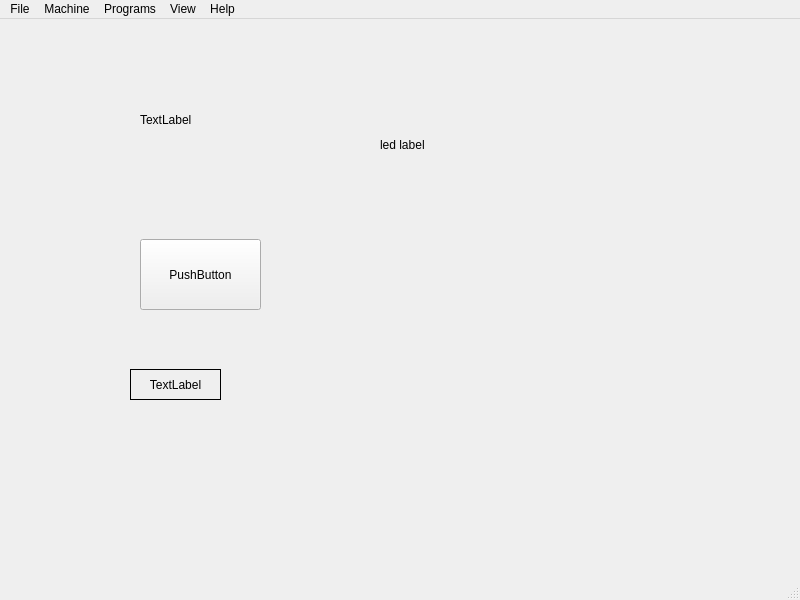
Above: examples/testgui/Errors/errors.ui from jethornton/flexgui before the change. Below: the same form after it.
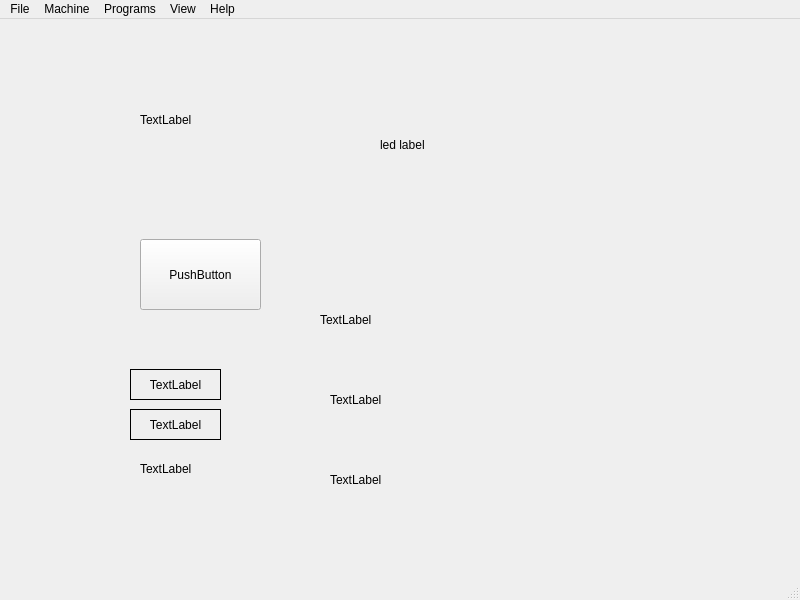
That is the form after the change.

```diff
--- a/examples/testgui/Errors/errors.ui
+++ b/examples/testgui/Errors/errors.ui
@@ -102,6 +102,104 @@
      <string>time.0.seconds</string>
     </property>
    </widget>
+   <widget class="QLabel" name="label_3">
+    <property name="geometry">
+     <rect>
+      <x>320</x>
+      <y>270</y>
+      <width>131</width>
+      <height>61</height>
+     </rect>
+    </property>
+    <property name="text">
+     <string>TextLabel</string>
+    </property>
+    <property name="function" stdset="0">
+     <string>hal_watch_bit</string>
+    </property>
+    <property name="pin_name" stdset="0">
+     <string>iocontrol.0.coolant-flood</string>
+    </property>
+   </widget>
+   <widget class="QLabel" name="label_4">
+    <property name="geometry">
+     <rect>
+      <x>140</x>
+      <y>440</y>
+      <width>66</width>
+      <height>19</height>
+     </rect>
+    </property>
+    <property name="text">
+     <string>TextLabel</string>
+    </property>
+   </widget>
+   <widget class="QLabel" name="time_0_lb_2">
+    <property name="geometry">
+     <rect>
+      <x>130</x>
+      <y>390</y>
+      <width>91</width>
+      <height>31</height>
+     </rect>
+    </property>
+    <property name="frameShape">
+     <enum>QFrame::Box</enum>
+    </property>
+    <property name="text">
+     <string>TextLabel</string>
+    </property>
+    <property name="alignment">
+     <set>Qt::AlignCenter</set>
+    </property>
+    <property name="function" stdset="0">
+     <string>hal_watch_time_hm</string>
+    </property>
+    <property name="hours" stdset="0">
+     <string>time.1.hours</string>
+    </property>
+    <property name="minutes" stdset="0">
+     <string>time.1.minutes</string>
+    </property>
+   </widget>
+   <widget class="QLabel" name="label_5">
+    <property name="geometry">
+     <rect>
+      <x>330</x>
+      <y>350</y>
+      <width>131</width>
+      <height>61</height>
+     </rect>
+    </property>
+    <property name="text">
+     <string>TextLabel</string>
+    </property>
+    <property name="function" stdset="0">
+     <string>hal_watch_int</string>
+    </property>
+    <property name="pin_name" stdset="0">
+     <string>motion.program-line</string>
+    </property>
+   </widget>
+   <widget class="QLabel" name="label_6">
+    <property name="geometry">
+     <rect>
+      <x>330</x>
+      <y>430</y>
+      <width>131</width>
+      <height>61</height>
+     </rect>
+    </property>
+    <property name="text">
+     <string>TextLabel</string>
+    </property>
+    <property name="function" stdset="0">
+     <string>hal_watch_float</string>
+    </property>
+    <property name="pin_name" stdset="0">
+     <string>spindle.0.speed-out</string>
+    </property>
+   </widget>
   </widget>
   <widget class="QMenuBar" name="menubar">
    <property name="geometry">
```
Left out of the diff: 2 changed lines with no effect on the pictures.
